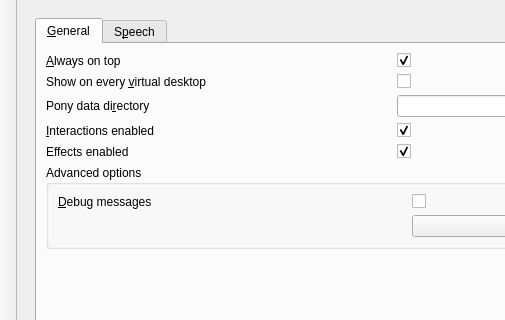
The window that src/configwindow.ui (myszha/qt-ponies) describes before a commit, drawn with Qt 5; both pictures show x 0 to 505 and y 0 to 320 of the 800 by 592 pixel window.
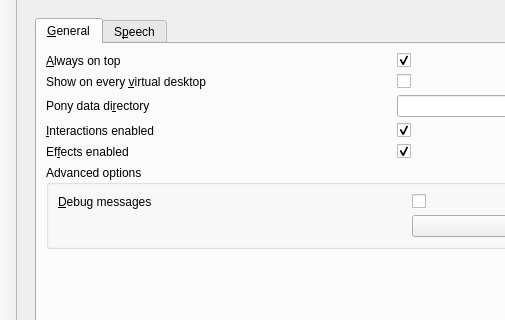
The same window after the commit. The open tabs and pages were chosen to show the change.

Commit message: Add tooltip to effects toggle and update polish translation.

The edit to the form file:
```diff
--- a/src/configwindow.ui
+++ b/src/configwindow.ui
@@ -428,7 +428,10 @@
             <item row="5" column="0">
              <widget class="QLabel" name="label_9">
               <property name="text">
-               <string>Effects enabled</string>
+               <string>Ef&amp;fects enabled</string>
+              </property>
+              <property name="buddy">
+               <cstring>effects_enabled</cstring>
               </property>
              </widget>
             </item>
```
Left out of the diff: 3 changed lines with no effect on the pictures. The commit also changes 5 other files.
